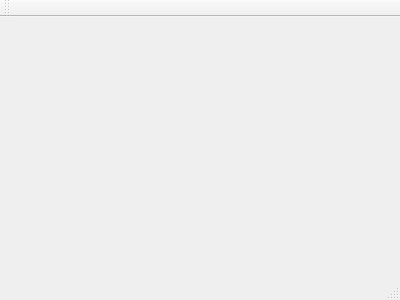
Karozabr/QuizTest, file startwindow.ui: the form before one commit.
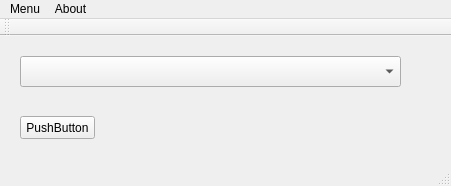
The form after the commit.

```diff
--- a/startwindow.ui
+++ b/startwindow.ui
@@ -1,24 +1,103 @@
 <ui version="4.0">
  <class>StartWindow</class>
- <widget class="QMainWindow" name="StartWindow" >
-  <property name="geometry" >
+ <widget class="QMainWindow" name="StartWindow">
+  <property name="geometry">
    <rect>
     <x>0</x>
     <y>0</y>
-    <width>400</width>
-    <height>300</height>
+    <width>451</width>
+    <height>186</height>
    </rect>
   </property>
   <property name="windowTitle" >
    <string>StartWindow</string>
   </property>
-  <widget class="QMenuBar" name="menuBar" />
-  <widget class="QToolBar" name="mainToolBar" />
-  <widget class="QWidget" name="centralWidget" />
-  <widget class="QStatusBar" name="statusBar" />
+  <widget class="QWidget" name="centralWidget">
+   <widget class="QPushButton" name="pushStartTest">
+    <property name="geometry">
+     <rect>
+      <x>20</x>
+      <y>80</y>
+      <width>75</width>
+      <height>23</height>
+     </rect>
+    </property>
+    <property name="text">
+     <string>PushButton</string>
+    </property>
+   </widget>
+   <widget class="QComboBox" name="comboTestSelect">
+    <property name="geometry">
+     <rect>
+      <x>20</x>
+      <y>20</y>
+      <width>381</width>
+      <height>31</height>
+     </rect>
+    </property>
+   </widget>
+  </widget>
+  <widget class="QMenuBar" name="menuBar">
+   <property name="geometry">
+    <rect>
+     <x>0</x>
+     <y>0</y>
+     <width>451</width>
+     <height>21</height>
+    </rect>
+   </property>
+   <widget class="QMenu" name="menuMain">
+    <property name="title">
+     <string>Menu</string>
+    </property>
+    <addaction name="actionExit"/>
+   </widget>
+   <widget class="QMenu" name="menuAbout">
+    <property name="title">
+     <string>About</string>
+    </property>
+    <addaction name="actionHelp"/>
+    <addaction name="actionAbout"/>
+   </widget>
+   <addaction name="menuMain"/>
+   <addaction name="menuAbout"/>
+  </widget>
+  <widget class="QToolBar" name="mainToolBar">
+   <attribute name="toolBarArea">
+    <enum>TopToolBarArea</enum>
+   </attribute>
+   <attribute name="toolBarBreak">
+    <bool>false</bool>
+   </attribute>
+  </widget>
+  <widget class="QStatusBar" name="statusBar"/>
+  <action name="actionTest_Editor">
+   <property name="text">
+    <string>Test Editor</string>
+   </property>
+  </action>
+  <action name="actionExit">
+   <property name="text">
+    <string>Exit</string>
+   </property>
+  </action>
+  <action name="actionOption">
+   <property name="text">
+    <string>Option</string>
+   </property>
+  </action>
+  <action name="actionAbout">
+   <property name="text">
+    <string>About ...</string>
+   </property>
+  </action>
+  <action name="actionHelp">
+   <property name="text">
+    <string>Help</string>
+   </property>
+  </action>
  </widget>
- <layoutDefault spacing="6" margin="11" />
- <pixmapfunction></pixmapfunction>
+ <layoutdefault spacing="6" margin="11"/>
  <resources/>
  <connections/>
 </ui>
```
Left out of the diff: 3 changed lines with no effect on the pictures.
